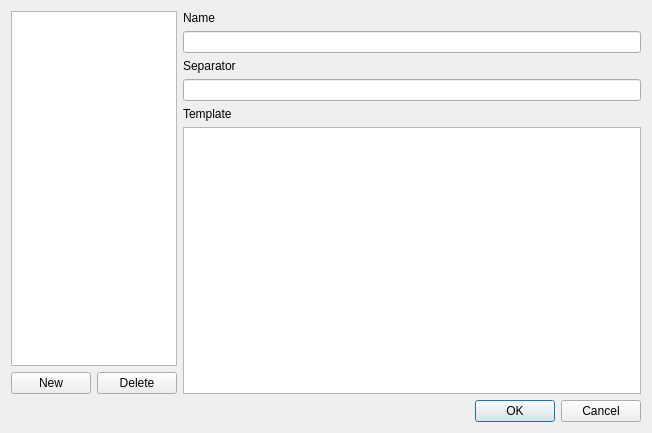
First picture: the form in profilesdialog.ui, repository timsterzel/Ultimate-Label, before the edit.
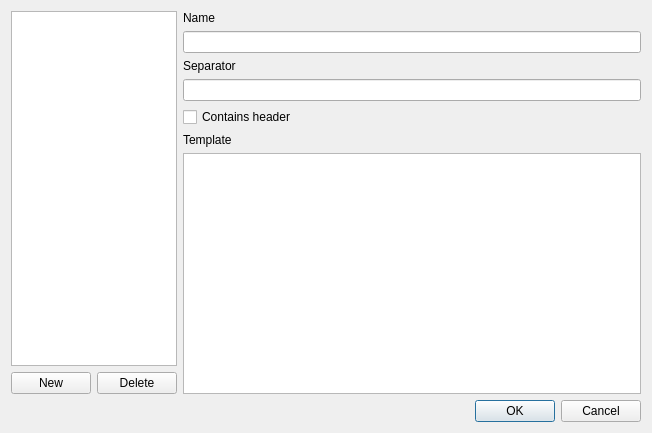
Second picture: the form after the edit.

Commit message: Add 'containsHeader' Variable and methdods to profile and ui.

The edit to the form file:
```diff
--- a/profilesdialog.ui
+++ b/profilesdialog.ui
@@ -79,6 +79,13 @@
        <item>
         <widget class="QLineEdit" name="lineEdit_separator"/>
        </item>
+       <item>
+        <widget class="QCheckBox" name="checkBox_containsHeader">
+         <property name="text">
+          <string>Contains header</string>
+         </property>
+        </widget>
+       </item>
        <item>
         <widget class="QLabel" name="label_temlate">
          <property name="text">
```
The commit also changes 4 other files.
